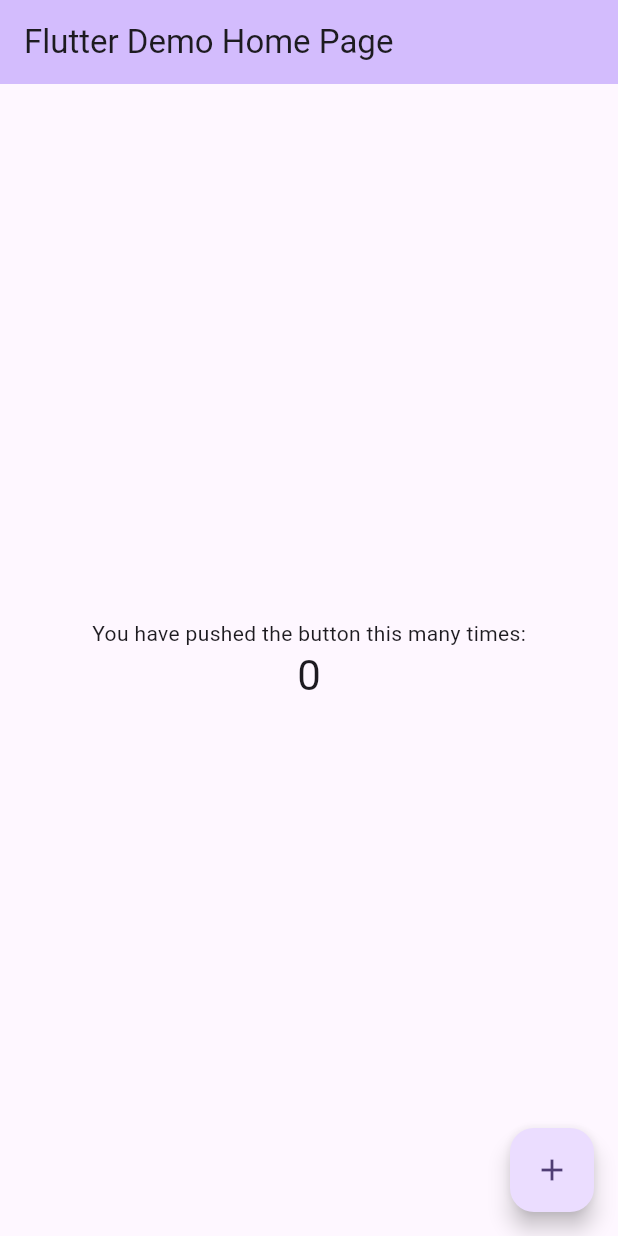
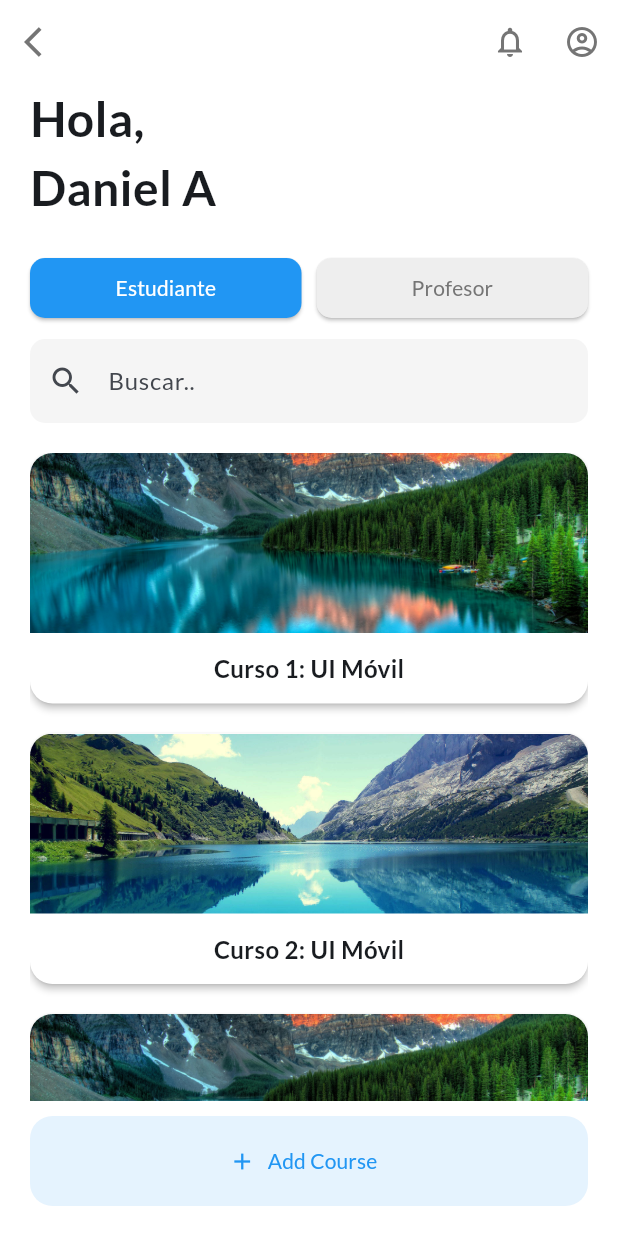
Before and after one commit to yzhuye/Vally, a Flutter app: the screen it shows after launch, on a phone screen of 412 x 824 dp. Run offline on Flutter 3.47's test engine with Material 3 defaults, Android fonts, the phone set to English and light mode, and no system bars; our stand-ins replace get, google_fonts.

Commit message:
feat: Implement course repository and related entities
- Created Course entity with id, title, and imageUrl properties.
- Added CourseRepository interface for fetching courses based on user type.
- Implemented CourseRepositoryImpl to simulate API calls and return courses for 'Estudiante' and 'Profesor'.
- Developed GetCourses use case to encapsulate course retrieval logic.
- Built HomeController to manage course fetching and user type selection.
- Designed HomeScreen to display courses and allow user type switching.
- Created CourseCard widget for displaying individual course details.

```diff
--- /dev/null
+++ b/vally_app/lib/app/data/repositories/course_repository.dart
@@ -0,0 +1,5 @@
+import '../../domain/entities/course.dart';
+
+abstract class CourseRepository {
+  Future<List<Course>> getCourses(String userType);
+}
--- /dev/null
+++ b/vally_app/lib/app/domain/entities/course.dart
@@ -0,0 +1,7 @@
+class Course {
+  final String id;
+  final String title;
+  final String imageUrl;
+
+  Course({required this.id, required this.title, required this.imageUrl});
+}
--- /dev/null
+++ b/vally_app/lib/app/domain/repositories/course_repository_impl.dart
@@ -0,0 +1,30 @@
+import '../../domain/entities/course.dart';
+import '../../data/repositories/course_repository.dart';
+
+class CourseRepositoryImpl implements CourseRepository {
+  @override
+  Future<List<Course>> getCourses(String userType) async {
+    // Simula una llamada a una API
+    await Future.delayed(const Duration(seconds: 1));
+    if (userType == 'Estudiante') {
+      return [
+      Course(id: '1', title: 'Curso 1: UI Móvil', imageUrl: 'assets/images/1.jpg'),
+      Course(id: '2', title: 'Curso 2: UI Móvil', imageUrl: 'assets/images/2.jpg'),
+      Course(id: '3', title: 'Curso 3: UI Móvil', imageUrl: 'assets/images/1.jpg'),
+      Course(id: '4', title: 'Curso 4: UI Móvil', imageUrl: 'assets/images/1.jpg'),
+      Course(id: '5', title: 'Curso 5: UI Móvil', imageUrl: 'assets/images/1.jpg'),
+    ];
+    } else if (userType == 'Profesor') {
+      return [
+      Course(id: '6', title: 'Curso A: Backend', imageUrl: 'assets/images/1.jpg'),
+      Course(id: '7', title: 'Curso B: Backend', imageUrl: 'assets/images/1.jpg'),
+      Course(id: '8', title: 'Curso C: Backend', imageUrl: 'assets/images/1.jpg'),
+      Course(id: '9', title: 'Curso D: Backend', imageUrl: 'assets/images/1.jpg'),
+      Course(id: '10', title: 'Curso E: Backend', imageUrl: 'assets/images/1.jpg'),
+    ];
+    } else {
+      // Devolver una lista vacía o lanzar un error si el tipo de usuario no es válido
+      return [];
+    }
+  }
+}
--- /dev/null
+++ b/vally_app/lib/app/domain/usecases/get_courses.dart
@@ -0,0 +1,12 @@
+import '../entities/course.dart';
+import '../../data/repositories/course_repository.dart';
+
+class GetCourses {
+  final CourseRepository repository;
+
+  GetCourses(this.repository);
+
+  Future<List<Course>> call(String userType) async {
+    return await repository.getCourses(userType);
+  }
+}
--- /dev/null
+++ b/vally_app/lib/app/presentation/controllers/home_controller.dart
@@ -0,0 +1,39 @@
+import 'package:get/get.dart';
+import '../../domain/entities/course.dart';
+import '../../domain/usecases/get_courses.dart';
+import '../../domain/repositories/course_repository_impl.dart';
+
+class HomeController extends GetxController {
+  final GetCourses _getCourses;
+
+  HomeController() : _getCourses = GetCourses(CourseRepositoryImpl());
+
+  var courses = <Course>[].obs;
+  var isLoading = true.obs;
+  var selectedUserType = 'Estudiante'.obs; // 'Estudiante' o 'Profesor'
+
+  @override
+  void onInit() {
+    // Carga los cursos iniciales para el rol por defecto
+    fetchCoursesForRole(selectedUserType.value);
+    super.onInit();
+  }
+
+  void fetchCoursesForRole(String userType) async {
+    try {
+      isLoading(true);
+      // Pasa el tipo de usuario al caso de uso
+      var courseList = await _getCourses(userType);
+      courses.assignAll(courseList);
+    } finally {
+      isLoading(false);
+    }
+  }
+
+  void selectUserType(String userType) {
+    //Actualiza el estado del tipo de usuario seleccionado
+    selectedUserType.value = userType;
+    //Vuelve a cargar los cursos para el nuevo rol seleccionado
+    fetchCoursesForRole(userType);
+  }
+}
--- /dev/null
+++ b/vally_app/lib/app/presentation/screens/home_screen.dart
@@ -0,0 +1,129 @@
+import 'package:flutter/material.dart';
+import 'package:get/get.dart';
+import '../controllers/home_controller.dart';
+import '../widgets/course_card.dart';
+
+class HomeScreen extends StatelessWidget {
+  const HomeScreen({super.key});
+
+  @override
+  Widget build(BuildContext context) {
+    final HomeController controller = Get.put(HomeController());
+
+    return Scaffold(
+      backgroundColor: Colors.white,
+      appBar: AppBar(
+        backgroundColor: Colors.white,
+        elevation: 0,
+        leading: const Icon(Icons.arrow_back_ios, color: Color(0xFF757575)),
+        actions: [
+          IconButton(
+            icon: const Icon(Icons.notifications_none, color: Color(0xFF757575)),
+            onPressed: () {},
+          ),
+          IconButton(
+            icon: const Icon(Icons.account_circle_outlined, color: Color(0xFF757575)),
+            onPressed: () {},
+          ),
+        ],
+      ),
+      body: Padding(
+        padding: const EdgeInsets.symmetric(horizontal: 20.0),
+        child: Column(
+          crossAxisAlignment: CrossAxisAlignment.start,
+          children: [
+            const Text(
+              'Hola,\nDaniel A',
+              style: TextStyle(fontSize: 32, fontWeight: FontWeight.bold),
+            ),
+            const SizedBox(height: 20),
+            Obx(() => Row(
+                  children: [
+                    Expanded(
+                      child: ElevatedButton(
+                        onPressed: () => controller.selectUserType('Estudiante'),
+                        style: ElevatedButton.styleFrom(
+                          backgroundColor: controller.selectedUserType.value == 'Estudiante'
+                              ? Colors.blue
+                              : Colors.grey[200],
+                          foregroundColor: controller.selectedUserType.value == 'Estudiante'
+                              ? Colors.white
+                              : Color(0xFF757575),
+                          shape: RoundedRectangleBorder(
+                            borderRadius: BorderRadius.circular(10),
+                          ),
+                          padding: const EdgeInsets.symmetric(vertical: 10),
+                        ),
+                        child: const Text('Estudiante'),
+                      ),
+                    ),
+                    const SizedBox(width: 10),
+                    Expanded(
+                      child: ElevatedButton(
+                        onPressed: () => controller.selectUserType('Profesor'),
+                        style: ElevatedButton.styleFrom(
+                          backgroundColor: controller.selectedUserType.value == 'Profesor'
+                              ? Colors.blue
+                              : Colors.grey[200],
+                          foregroundColor: controller.selectedUserType.value == 'Profesor'
+                              ? Colors.white
+                              : Color(0xFF757575),
+                          shape: RoundedRectangleBorder(
+                            borderRadius: BorderRadius.circular(10),
+                          ),
+                          padding: const EdgeInsets.symmetric(vertical: 10),
+                        ),
+                        child: const Text('Profesor'),
+                      ),
+                    ),
+                  ],
+                )),
+            const SizedBox(height: 10),
+            TextField(
+              decoration: InputDecoration(
+                hintText: 'Buscar..',
+                prefixIcon: const Icon(Icons.search),
+                border: OutlineInputBorder(
+                  borderRadius: BorderRadius.circular(10),
+                  borderSide: BorderSide.none,
+                ),
+                filled: true,
+                fillColor: Colors.grey[100],
+              ),
+            ),
+            const SizedBox(height: 20),
+            Expanded(
+              child: Obx(() {
+                if (controller.isLoading.value) {
+                  return const Center(child: CircularProgressIndicator());
+                }
+                return ListView.builder(
+                  itemCount: controller.courses.length,
+                  itemBuilder: (context, index) {
+                    final course = controller.courses[index];
+                    return CourseCard(course: course);
+                  },
+                );
+              }),
+            ),
+            const SizedBox(height: 10),
+            ElevatedButton.icon(
+              onPressed: () {},
+              icon: const Icon(Icons.add, color: Colors.blue),
+              label: const Text('Add Course', style: TextStyle(color: Colors.blue)),
+              style: ElevatedButton.styleFrom(
+                backgroundColor: Colors.blue.withAlpha(30),
+                minimumSize: const Size(double.infinity, 60),
+                shape: RoundedRectangleBorder(
+                  borderRadius: BorderRadius.circular(15),
+                ),
+                elevation: 0,
+              ),
+            ),
+            const SizedBox(height: 20),
+          ],
+        ),
+      ),
+    );
+  }
+}
--- /dev/null
+++ b/vally_app/lib/app/presentation/widgets/course_card.dart
@@ -0,0 +1,38 @@
+import 'package:flutter/material.dart';
+import '../../domain/entities/course.dart';
+
+class CourseCard extends StatelessWidget {
+  final Course course;
+
+  const CourseCard({super.key, required this.course});
+
+  @override
+  Widget build(BuildContext context) {
+    return Card(
+      margin: const EdgeInsets.only(bottom: 20),
+      shape: RoundedRectangleBorder(
+        borderRadius: BorderRadius.circular(15),
+      ),
+      elevation: 2,
+      color: Colors.white,
+      child: Column(
+        children: [
+          ClipRRect(
+            borderRadius: const BorderRadius.only(
+              topLeft: Radius.circular(15),
+              topRight: Radius.circular(15),
+            ),
+            child: Image.asset(course.imageUrl,
+              height: 120, width: double.infinity, fit: BoxFit.cover)),
+          Padding(
+            padding: const EdgeInsets.all(12.0),
+            child: Text(
+              course.title,
+              style: const TextStyle(fontWeight: FontWeight.bold, fontSize: 16),
+            ),
+          )
+        ],
+      ),
+    );
+  }
+}
--- a/vally_app/lib/main.dart
+++ b/vally_app/lib/main.dart
@@ -1,4 +1,7 @@
 import 'package:flutter/material.dart';
+import 'package:get/get.dart';
+import 'app/presentation/screens/home_screen.dart';
+import 'package:google_fonts/google_fonts.dart';
 
 void main() {
   runApp(const MyApp());
@@ -7,116 +10,17 @@ void main() {
 class MyApp extends StatelessWidget {
   const MyApp({super.key});
 
-  // This widget is the root of your application.
   @override
   Widget build(BuildContext context) {
-    return MaterialApp(
-      title: 'Flutter Demo',
+    return GetMaterialApp(
+      title: 'Vally',
+      debugShowCheckedModeBanner: false,
       theme: ThemeData(
-        // This is the theme of your application.
-        //
-        // TRY THIS: Try running your application with "flutter run". You'll see
-        // the application has a purple toolbar. Then, without quitting the app,
-        // try changing the seedColor in the colorScheme below to Colors.green
-        // and then invoke "hot reload" (save your changes or press the "hot
-        // reload" button in a Flutter-supported IDE, or press "r" if you used
-        // the command line to start the app).
-        //
-        // Notice that the counter didn't reset back to zero; the application
-        // state is not lost during the reload. To reset the state, use hot
-        // restart instead.
-        //
-        // This works for code too, not just values: Most code changes can be
-        // tested with just a hot reload.
-        colorScheme: ColorScheme.fromSeed(seedColor: Colors.deepPurple),
+        colorScheme: ColorScheme.fromSeed(seedColor: Colors.blue),
+        useMaterial3: true,
+        fontFamily: GoogleFonts.lato().fontFamily,
       ),
-      home: const MyHomePage(title: 'Flutter Demo Home Page'),
+      home: const HomeScreen(),
     );
   }
 }
-
-class MyHomePage extends StatefulWidget {
-  const MyHomePage({super.key, required this.title});
-
-  // This widget is the home page of your application. It is stateful, meaning
-  // that it has a State object (defined below) that contains fields that affect
-  // how it looks.
-
-  // This class is the configuration for the state. It holds the values (in this
-  // case the title) provided by the parent (in this case the App widget) and
-  // used by the build method of the State. Fields in a Widget subclass are
-  // always marked "final".
-
-  final String title;
-
-  @override
-  State<MyHomePage> createState() => _MyHomePageState();
-}
-
-class _MyHomePageState extends State<MyHomePage> {
-  int _counter = 0;
-
-  void _incrementCounter() {
-    setState(() {
-      // This call to setState tells the Flutter framework that something has
-      // changed in this State, which causes it to rerun the build method below
-      // so that the display can reflect the updated values. If we changed
-      // _counter without calling setState(), then the build method would not be
-      // called again, and so nothing would appear to happen.
-      _counter++;
-    });
-  }
-
-  @override
-  Widget build(BuildContext context) {
-    // This method is rerun every time setState is called, for instance as done
-    // by the _incrementCounter method above.
-    //
-    // The Flutter framework has been optimized to make rerunning build methods
-    // fast, so that you can just rebuild anything that needs updating rather
-    // than having to individually change instances of widgets.
-    return Scaffold(
-      appBar: AppBar(
-        // TRY THIS: Try changing the color here to a specific color (to
-        // Colors.amber, perhaps?) and trigger a hot reload to see the AppBar
-        // change color while the other colors stay the same.
-        backgroundColor: Theme.of(context).colorScheme.inversePrimary,
-        // Here we take the value from the MyHomePage object that was created by
-        // the App.build method, and use it to set our appbar title.
-        title: Text(widget.title),
-      ),
-      body: Center(
-        // Center is a layout widget. It takes a single child and positions it
-        // in the middle of the parent.
-        child: Column(
-          // Column is also a layout widget. It takes a list of children and
-          // arranges them vertically. By default, it sizes itself to fit its
-          // children horizontally, and tries to be as tall as its parent.
-          //
-          // Column has various properties to control how it sizes itself and
-          // how it positions its children. Here we use mainAxisAlignment to
-          // center the children vertically; the main axis here is the vertical
-          // axis because Columns are vertical (the cross axis would be
-          // horizontal).
-          //
-          // TRY THIS: Invoke "debug painting" (choose the "Toggle Debug Paint"
-          // action in the IDE, or press "p" in the console), to see the
-          // wireframe for each widget.
-          mainAxisAlignment: MainAxisAlignment.center,
-          children: <Widget>[
-            const Text('You have pushed the button this many times:'),
-            Text(
-              '$_counter',
-              style: Theme.of(context).textTheme.headlineMedium,
-            ),
-          ],
-        ),
-      ),
-      floatingActionButton: FloatingActionButton(
-        onPressed: _incrementCounter,
-        tooltip: 'Increment',
-        child: const Icon(Icons.add),
-      ), // This trailing comma makes auto-formatting nicer for build methods.
-    );
-  }
-}
--- a/vally_app/pubspec.yaml
+++ b/vally_app/pubspec.yaml
@@ -30,10 +30,12 @@ environment:
 dependencies:
   flutter:
     sdk: flutter
+  google_fonts: ^6.3.1
 
   # The following adds the Cupertino Icons font to your application.
   # Use with the CupertinoIcons class for iOS style icons.
   cupertino_icons: ^1.0.8
+  get: ^4.7.2
 
 dev_dependencies:
   flutter_test:
@@ -56,6 +58,10 @@ flutter:
   # included with your application, so that you can use the icons in
   # the material Icons class.
   uses-material-design: true
+  assets:
+    - assets/images/
+
+
 
   # To add assets to your application, add an assets section, like this:
   # assets:
```
Also changed, not shown: vally_app/assets/images/1.jpg (added), vally_app/assets/images/2.jpg (added), vally_app/assets/images/4.jpeg (added), vally_app/assets/images/5.jpg (added), vally_app/assets/images/6.jpeg (added).
